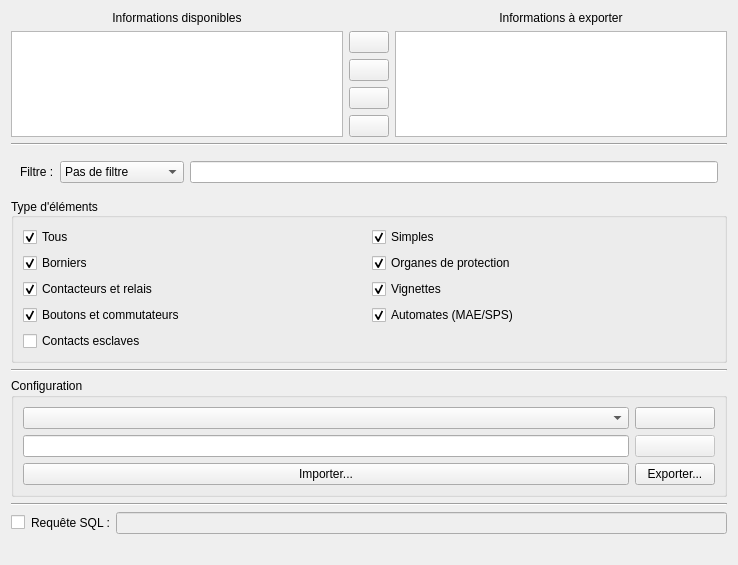
qelectrotech/qelectrotech-source-mirror, file sources/dataBase/ui/elementquerywidget.ui: the form before one commit.
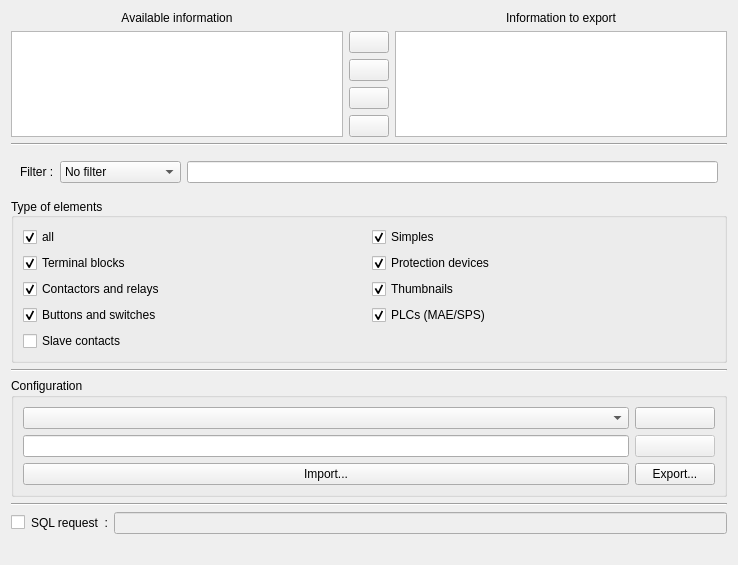
The form after the commit. Icons and pictures are not drawn.

The edit to the form file:
```diff
--- a/sources/dataBase/ui/elementquerywidget.ui
+++ b/sources/dataBase/ui/elementquerywidget.ui
@@ -11,7 +11,7 @@
    </rect>
   </property>
   <property name="windowTitle">
-   <string>Form</string>
+   <string comment="fr: Form">Export</string>
   </property>
   <layout class="QVBoxLayout" name="verticalLayout">
    <item>
@@ -32,7 +32,7 @@
       <item row="0" column="0">
        <widget class="QLabel" name="label_2">
         <property name="text">
-         <string>Informations disponibles</string>
+         <string>Available information</string>
         </property>
         <property name="alignment">
          <set>Qt::AlignCenter</set>
@@ -42,7 +42,7 @@
       <item row="0" column="2">
        <widget class="QLabel" name="label">
         <property name="text">
-         <string>Informations à exporter</string>
+         <string>Information to export</string>
         </property>
         <property name="alignment">
          <set>Qt::AlignCenter</set>
@@ -82,7 +82,7 @@
         <item>
          <widget class="QPushButton" name="m_up_pb">
           <property name="toolTip">
-           <string>Monter la sélection</string>
+           <string>go up the selection</string>
           </property>
           <property name="text">
            <string/>
@@ -98,7 +98,7 @@
         <item>
          <widget class="QPushButton" name="m_add_pb">
           <property name="toolTip">
-           <string>Ajouter la sélection</string>
+           <string>Add selection</string>
           </property>
           <property name="text">
            <string/>
@@ -111,7 +111,7 @@
         <item>
          <widget class="QPushButton" name="m_remove_pb">
           <property name="toolTip">
-           <string>Supprimer la sélection</string>
+           <string>Delete selection</string>
           </property>
           <property name="text">
            <string/>
@@ -124,7 +124,7 @@
         <item>
          <widget class="QPushButton" name="m_down_pb">
           <property name="toolTip">
-           <string>Descendre la sélection</string>
+           <string>go down the selection</string>
           </property>
           <property name="text">
            <string/>
@@ -166,37 +166,37 @@
        <widget class="QComboBox" name="m_filter_type_cb">
         <item>
          <property name="text">
-          <string>Pas de filtre</string>
+          <string>No filter</string>
          </property>
         </item>
         <item>
          <property name="text">
-          <string>N'est pas vide</string>
+          <string>Is not empty</string>
          </property>
         </item>
         <item>
          <property name="text">
-          <string>Est vide</string>
+          <string>Is empty</string>
          </property>
         </item>
         <item>
          <property name="text">
-          <string>Contient</string>
+          <string>Contain</string>
          </property>
         </item>
         <item>
          <property name="text">
-          <string>Ne contient pas</string>
+          <string>Does not contain</string>
          </property>
         </item>
         <item>
          <property name="text">
-          <string>Est égal à</string>
+          <string>Is equal to</string>
          </property>
         </item>
         <item>
          <property name="text">
-          <string>N'est pas égale à</string>
+          <string>Is not equal to</string>
          </property>
         </item>
        </widget>
@@ -207,7 +207,7 @@
       <item row="1" column="0">
        <widget class="QLabel" name="label_4">
         <property name="text">
-         <string>Filtre :</string>
+         <string>Filter :</string>
         </property>
        </widget>
       </item>
@@ -232,7 +232,7 @@
       <item>
         <widget class="QGroupBox" name="groupBox_3">
          <property name="title">
-          <string>Type d'éléments</string>
+          <string>Type of elements</string>
          </property>
          <property name="alignment">
           <set>Qt::AlignLeading|Qt::AlignLeft|Qt::AlignVCenter</set>
@@ -241,7 +241,7 @@
           <item row="0" column="0">
            <widget class="QCheckBox" name="m_all_cb">
             <property name="text">
-             <string>Tous</string>
+             <string>all</string>
             </property>
             <property name="checked">
              <bool>true</bool>
@@ -261,7 +261,7 @@
           <item row="1" column="0">
            <widget class="QCheckBox" name="m_terminal_cb">
             <property name="text">
-             <string>Borniers</string>
+             <string>Terminal blocks</string>
             </property>
             <property name="checked">
              <bool>true</bool>
@@ -271,7 +271,7 @@
           <item row="1" column="1">
            <widget class="QCheckBox" name="m_protection_cb">
             <property name="text">
-             <string>Organes de protection</string>
+             <string>Protection devices</string>
             </property>
             <property name="checked">
              <bool>true</bool>
@@ -281,7 +281,7 @@
           <item row="2" column="0">
            <widget class="QCheckBox" name="m_coil_cb">
             <property name="text">
-             <string>Contacteurs et relais</string>
+             <string>Contactors and relays</string>
             </property>
             <property name="checked">
              <bool>true</bool>
@@ -291,7 +291,7 @@
           <item row="2" column="1">
            <widget class="QCheckBox" name="m_thumbnail_cb">
             <property name="text">
-             <string>Vignettes</string>
+             <string>Thumbnails</string>
             </property>
             <property name="checked">
              <bool>true</bool>
@@ -301,7 +301,7 @@
           <item row="3" column="0">
            <widget class="QCheckBox" name="m_button_cb">
             <property name="text">
-             <string>Boutons et commutateurs</string>
+             <string>Buttons and switches</string>
             </property>
             <property name="checked">
              <bool>true</bool>
@@ -311,7 +311,7 @@
           <item row="3" column="1">
            <widget class="QCheckBox" name="m_plc_cb">
             <property name="text">
-             <string>Automates (MAE/SPS)</string>
+             <string>PLCs (MAE/SPS)</string>
             </property>
             <property name="checked">
              <bool>true</bool>
@@ -321,7 +321,7 @@
           <item row="4" column="0">
            <widget class="QCheckBox" name="m_slave_cb">
             <property name="text">
-             <string>Contacts esclaves</string>
+             <string>Slave contacts</string>
             </property>
             <property name="checked">
              <bool>false</bool>
@@ -353,7 +353,7 @@
          <bool>true</bool>
         </property>
         <property name="toolTip">
-         <string>Ouvrir la configuration sélectionné</string>
+         <string>Open the selected configuration</string>
         </property>
         <property name="text">
          <string/>
@@ -379,7 +379,7 @@
          <bool>false</bool>
         </property>
         <property name="toolTip">
-         <string>Sauvegarder la configuration actuelle</string>
+         <string>Save the current configuration</string>
         </property>
         <property name="text">
          <string/>
@@ -395,20 +395,20 @@
       <item row="2" column="0">
        <widget class="QPushButton" name="m_import_reports_pb">
         <property name="toolTip">
-         <string>Importer des rapports depuis un fichier</string>
+         <string>Import reports from a file</string>
         </property>
         <property name="text">
-         <string>Importer...</string>
+         <string>Import...</string>
         </property>
        </widget>
       </item>
       <item row="2" column="1">
        <widget class="QPushButton" name="m_export_reports_pb">
         <property name="toolTip">
-         <string>Exporter tous les rapports enregistrés vers un fichier</string>
+         <string>Export all saved reports to a file</string>
         </property>
         <property name="text">
-         <string>Exporter...</string>
+         <string>Export...</string>
         </property>
        </widget>
       </item>
@@ -430,7 +430,7 @@
      <item>
       <widget class="QCheckBox" name="m_edit_sql_query_cb">
        <property name="toolTip">
-        <string>Requête SQL personnalisée</string>
+        <string>Custom SQL Query</string>
        </property>
        <property name="text">
         <string/>
@@ -440,7 +440,7 @@
      <item>
       <widget class="QLabel" name="label_3">
        <property name="text">
-        <string>Requête SQL :</string>
+        <string>SQL request  :</string>
        </property>
       </widget>
      </item>
```
